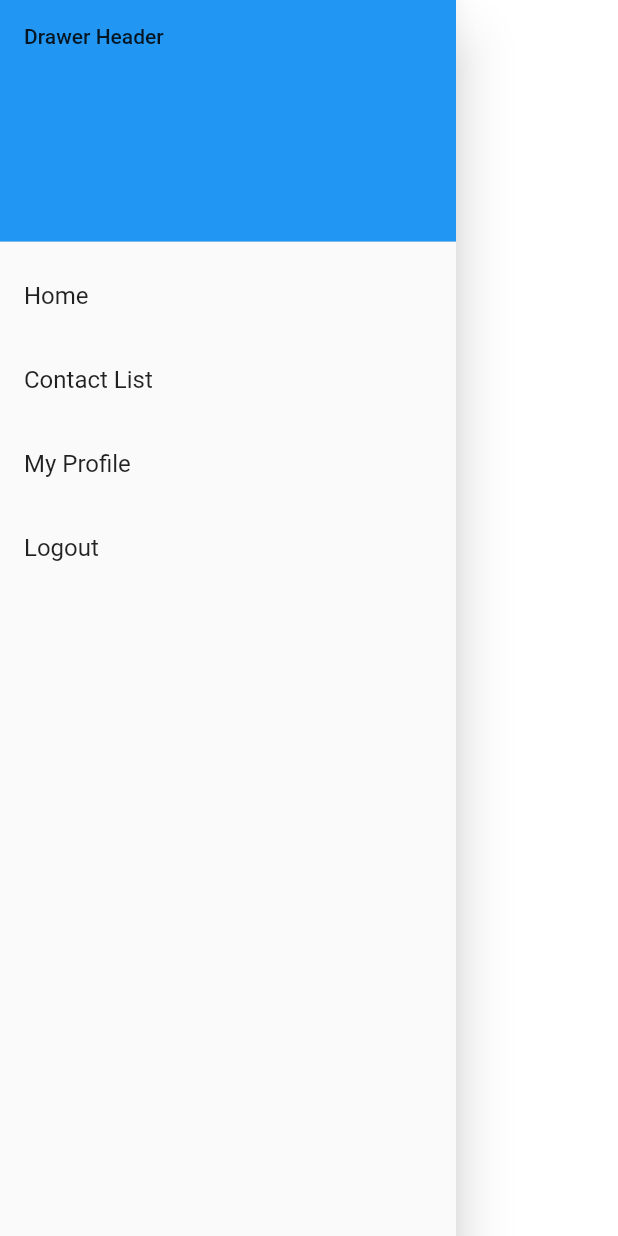
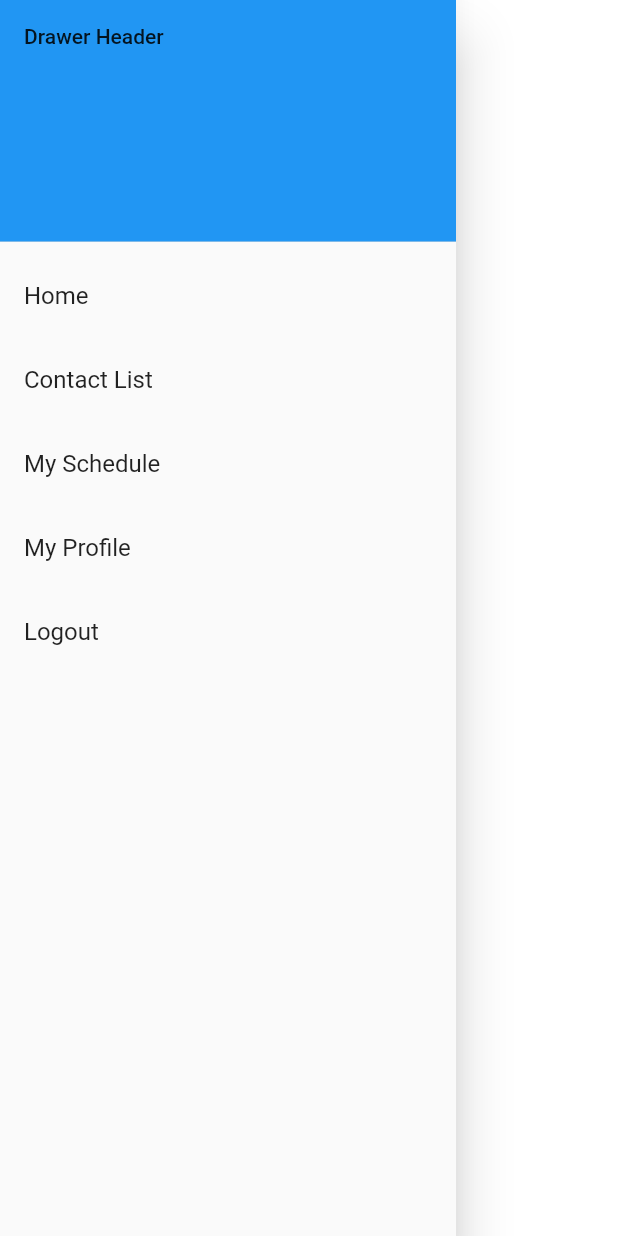
Before and after one commit to mdmasum-shuvo/meetmate, a Flutter app: the MainDrawer widget shown alone on an empty page, opened directly, on a phone screen of 412 x 824 dp. Run offline on Flutter 3.47's test engine with Material 2 defaults, Android fonts, the light colour scheme and no system bars; our stand-ins replace awesome_snackbar_content, cached_network_image, flutter_easyloading, flutter_native_splash, flutter_screenutil, flutter_spinkit and 3 more; accounts and stored records are empty; network calls fail.

Commit message:
my schedule

```diff
--- a/lib/app/routes/app_pages.dart
+++ b/lib/app/routes/app_pages.dart
@@ -6,6 +6,8 @@ import '../modules/home/bindings/home_binding.dart';
 import '../modules/home/views/home_view.dart';
 import '../modules/login/bindings/login_binding.dart';
 import '../modules/login/views/login_view.dart';
+import '../modules/my_schedule/bindings/my_schedule_binding.dart';
+import '../modules/my_schedule/views/my_schedule_view.dart';
 import '../modules/profile/bindings/profile_binding.dart';
 import '../modules/profile/views/profile_view.dart';
 
@@ -37,5 +39,10 @@ class AppPages {
       page: () => const ContactListView(),
       binding: ContactListBinding(),
     ),
+    GetPage(
+      name: _Paths.MY_SCHEDULE,
+      page: () => const MyScheduleView(),
+      binding: MyScheduleBinding(),
+    ),
   ];
 }
--- a/lib/app/routes/app_routes.dart
+++ b/lib/app/routes/app_routes.dart
@@ -7,6 +7,7 @@ abstract class Routes {
   static const HOME = _Paths.HOME;
   static const PROFILE = _Paths.PROFILE;
   static const CONTACT_LIST = _Paths.CONTACT_LIST;
+  static const MY_SCHEDULE = _Paths.MY_SCHEDULE;
 }
 
 abstract class _Paths {
@@ -15,4 +16,5 @@ abstract class _Paths {
   static const HOME = '/home';
   static const PROFILE = '/profile';
   static const CONTACT_LIST = '/contact-list';
+  static const MY_SCHEDULE = '/my-schedule';
 }
--- a/lib/theme/drawer.dart
+++ b/lib/theme/drawer.dart
@@ -34,6 +34,15 @@ class MainDrawer extends StatelessWidget {
               Get.offNamed(Routes.CONTACT_LIST );
             },
           ),
+
+          ListTile(
+            title: Text('My Schedule'),
+            tileColor: Get.currentRoute == Routes.MY_SCHEDULE  ? Colors.grey[300] : null,
+            onTap: () {
+              Get.back();
+              Get.offNamed(Routes.CONTACT_LIST );
+            },
+          ),
           ListTile(
             title: Text('My Profile'),
           //  tileColor: Get.currentRoute == Routes.PROFILE ? Colors.grey[300] : null,
```
Also changed, not shown: lib/app/modules/my_schedule/bindings/my_schedule_binding.dart (added, +12 -0 lines), lib/app/modules/my_schedule/controllers/my_schedule_controller.dart (added, +23 -0 lines), lib/app/modules/my_schedule/views/my_schedule_view.dart (added, +24 -0 lines).
